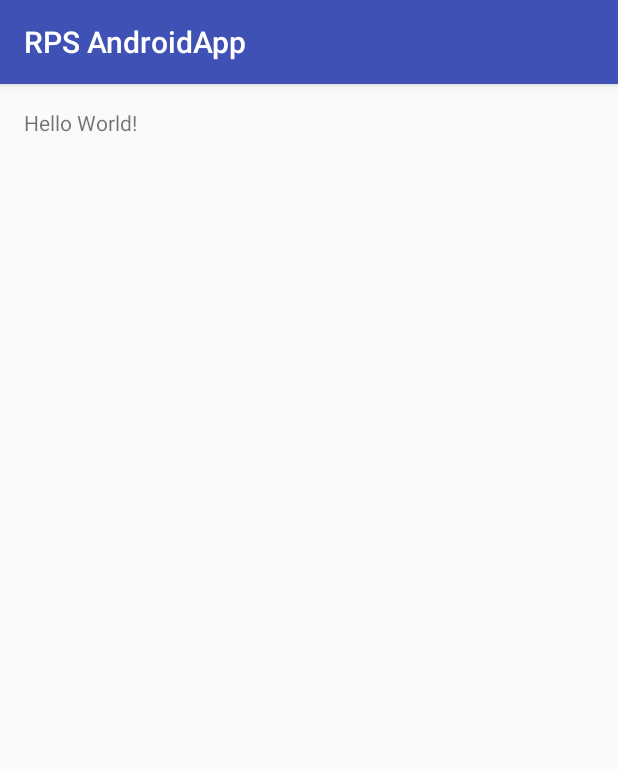
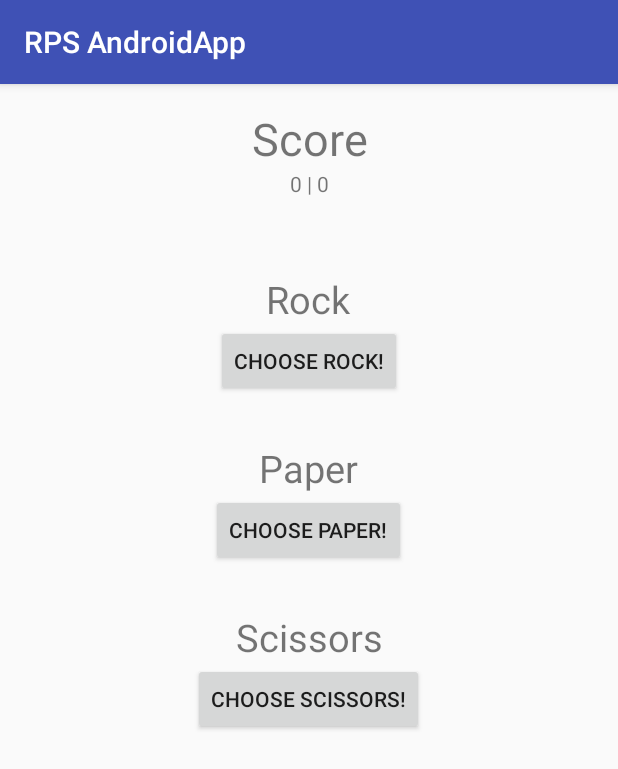
Before and after one commit to Justafigurehead/RPSAndroidApp, an Android app: the screen it shows after launch (RPSMainActivity), on a phone screen of 412 x 824 dp. Shown: the top 769 px of the screen. Run offline under Robolectric (Android 15) with nearby library versions, the phone set to English and light mode, and no system bars.

Commit message:
Added new view and set up skeleton activity.

```diff
--- a/app/src/main/AndroidManifest.xml
+++ b/app/src/main/AndroidManifest.xml
@@ -15,6 +15,13 @@
                 <category android:name="android.intent.category.LAUNCHER" />
             </intent-filter>
         </activity>
+
+        <activity android:name=".WinnerActivity"
+            android:label="@string/WinnerIs"
+            android:parentActivityName=".RPSMainActivity"
+            >
+        </activity>
+
     </application>
 
 </manifest>
--- a/app/src/main/java/example/codeclan/com/rpsandroidapp/RPSMainActivity.java
+++ b/app/src/main/java/example/codeclan/com/rpsandroidapp/RPSMainActivity.java
@@ -2,13 +2,38 @@ package example.codeclan.com.rpsandroidapp;
 
 import android.support.v7.app.AppCompatActivity;
 import android.os.Bundle;
+import android.widget.Button;
+import android.widget.TextView;
 
 public class RPSMainActivity extends AppCompatActivity {
+
+    TextView scoreTitle;
+    TextView score;
+    TextView rockText;
+    Button rockbtn;
+    TextView paperText;
+    Button paperbtn;
+    TextView scissorsText;
+    Button scissorsbtn;
 
     @Override
     protected void onCreate(Bundle savedInstanceState) {
         super.onCreate(savedInstanceState);
         setContentView(R.layout.activity_rpsmain);
+
+        scoreTitle = (TextView) findViewById(R.id.scoreTitle);
+        score = (TextView) findViewById(R.id.scoreTally);
+        rockText = (TextView) findViewById(R.id.RockView);
+        rockbtn = (Button) findViewById(R.id.RockBtn);
+        paperText = (TextView) findViewById(R.id.PaperView);
+        paperbtn = (Button) findViewById(R.id.PaperBtn);
+        scissorsText = (TextView) findViewById(R.id.ScissorsView);
+        scissorsbtn = (Button) findViewById(R.id.ScissorsBtn);
+
+    }
+
+    public void onRPSClick(){
+
     }
 
 
--- /dev/null
+++ b/app/src/main/java/example/codeclan/com/rpsandroidapp/WinnerActivity.java
@@ -0,0 +1,13 @@
+package example.codeclan.com.rpsandroidapp;
+
+import android.support.v7.app.AppCompatActivity;
+import android.os.Bundle;
+
+public class WinnerActivity extends AppCompatActivity {
+
+    @Override
+    protected void onCreate(Bundle savedInstanceState) {
+        super.onCreate(savedInstanceState);
+        setContentView(R.layout.activity_winner);
+    }
+}
--- a/app/src/main/res/layout/activity_rpsmain.xml
+++ b/app/src/main/res/layout/activity_rpsmain.xml
@@ -1,5 +1,5 @@
 <?xml version="1.0" encoding="utf-8"?>
-<RelativeLayout xmlns:android="http://schemas.android.com/apk/res/android"
+<LinearLayout xmlns:android="http://schemas.android.com/apk/res/android"
     xmlns:tools="http://schemas.android.com/tools"
     android:id="@+id/activity_rpsmain"
     android:layout_width="match_parent"
@@ -8,10 +8,83 @@
     android:paddingLeft="@dimen/activity_horizontal_margin"
     android:paddingRight="@dimen/activity_horizontal_margin"
     android:paddingTop="@dimen/activity_vertical_margin"
+    android:orientation="vertical"
+    android:gravity="center_horizontal"
     tools:context="example.codeclan.com.rpsandroidapp.RPSMainActivity">
 
     <TextView
+        android:id="@+id/scoreTitle"
+        android:layout_width="match_parent"
+        android:layout_height="wrap_content"
+        android:text="@string/Scoreh1"
+        android:gravity="center_horizontal"
+        android:textSize="30sp"
+        />
+
+    <TextView
+        android:id="@+id/scoreTally"
+        android:layout_width="match_parent"
+        android:layout_height="wrap_content"
+        android:gravity="center_horizontal"
+        android:text="@string/Score"
+        />
+
+
+    <TextView
+        android:id="@+id/RockView"
+        android:layout_width="70dp"
+        android:layout_height="wrap_content"
+        android:layout_marginTop="50dp"
+        android:gravity="center_horizontal"
+        android:textSize="25sp"
+        android:text="@string/Rock"
+        />
+
+    <Button
+        android:id="@+id/RockBtn"
         android:layout_width="wrap_content"
         android:layout_height="wrap_content"
-        android:text="Hello World!" />
-</RelativeLayout>
+        android:text="@string/ChooseRock"
+        android:onClick="onRPSClick"
+        />
+
+    <TextView
+        android:id="@+id/PaperView"
+        android:layout_width="70dp"
+        android:layout_height="wrap_content"
+        android:layout_marginTop="30dp"
+        android:gravity="center_horizontal"
+        android:textSize="25sp"
+        android:text="@string/Paper"
+
+        />
+
+    <Button
+        android:id="@+id/PaperBtn"
+        android:layout_width="wrap_content"
+        android:layout_height="wrap_content"
+        android:text="@string/ChoosePaper"
+        android:onClick="onRPSClick"
+        />
+
+    <TextView
+        android:id="@+id/ScissorsView"
+        android:layout_width="100dp"
+        android:layout_height="wrap_content"
+        android:layout_marginTop="30dp"
+        android:gravity="center_horizontal"
+        android:textSize="25sp"
+        android:text="@string/Scissors"
+
+
+        />
+
+    <Button
+        android:id="@+id/ScissorsBtn"
+        android:layout_width="wrap_content"
+        android:layout_height="wrap_content"
+        android:text="@string/ChooseScissors"
+        android:onClick="onRPSClick"
+        />
+
+</LinearLayout>
--- /dev/null
+++ b/app/src/main/res/layout/activity_winner.xml
@@ -0,0 +1,13 @@
+<?xml version="1.0" encoding="utf-8"?>
+<RelativeLayout xmlns:android="http://schemas.android.com/apk/res/android"
+    xmlns:tools="http://schemas.android.com/tools"
+    android:id="@+id/activity_winner"
+    android:layout_width="match_parent"
+    android:layout_height="match_parent"
+    android:paddingBottom="@dimen/activity_vertical_margin"
+    android:paddingLeft="@dimen/activity_horizontal_margin"
+    android:paddingRight="@dimen/activity_horizontal_margin"
+    android:paddingTop="@dimen/activity_vertical_margin"
+    tools:context="example.codeclan.com.rpsandroidapp.WinnerActivity">
+
+</RelativeLayout>
--- a/app/src/main/res/values/strings.xml
+++ b/app/src/main/res/values/strings.xml
@@ -1,3 +1,12 @@
 <resources>
     <string name="app_name">RPS AndroidApp</string>
+    <string name="Rock">Rock</string>
+    <string name="Score">0 | 0</string>
+    <string name="Scoreh1">Score</string>
+    <string name="ChooseRock">Choose rock!</string>
+    <string name="Paper">Paper</string>
+    <string name="ChoosePaper">Choose Paper!</string>
+    <string name="ChooseScissors">Choose Scissors!</string>
+    <string name="Scissors">Scissors</string>
+    <string name="WinnerIs">And the winner is...</string>
 </resources>
```
